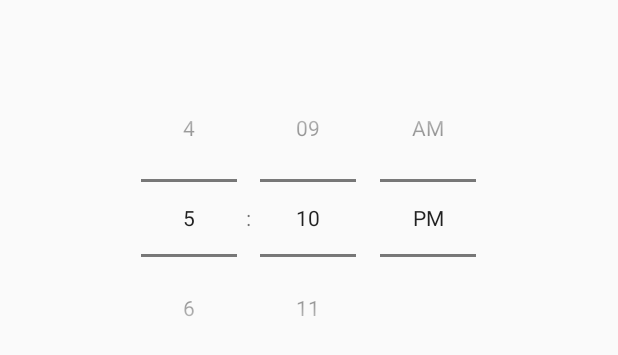
After one commit to galaxy4276/its-okay-u-do-not-wakeup, an Android app: the layout add_alarm_dialog.xml on its own in the app's theme, with its tools: preview values and no code run, on a phone screen of 412 x 824 dp. The commit adds this screen. Shown: the top 355 px of the screen. Run offline under Robolectric (Android 15) with nearby library versions, the phone set to English and light mode, and no system bars.

Commit message:
feat: add alarm draft

```diff
--- /dev/null
+++ b/app/src/main/res/layout/add_alarm_dialog.xml
@@ -0,0 +1,37 @@
+<?xml version="1.0" encoding="utf-8"?>
+<LinearLayout xmlns:android="http://schemas.android.com/apk/res/android"
+    android:orientation="vertical"
+    android:layout_width="match_parent"
+    android:layout_height="match_parent"
+    android:paddingTop="20dp"
+    android:paddingLeft="15dp"
+    android:paddingRight="15dp"
+    android:paddingBottom="20dp"
+>
+<!--    <Button-->
+<!--        android:layout_width="150dp"-->
+<!--        android:layout_height="40dp"-->
+<!--        android:text="날짜 선택하기"-->
+<!--        android:textColor="@color/white"-->
+<!--        android:textStyle="bold"-->
+<!--        android:background="@drawable/radius_button"-->
+<!--    />-->
+    <TextView
+        android:layout_width="match_parent"
+        android:layout_height="wrap_content"
+    />
+
+    <LinearLayout
+        android:layout_width="match_parent"
+        android:layout_height="wrap_content"
+        android:orientation="vertical"
+    >
+        <TimePicker
+            android:id="@+id/alarm_timepicker"
+            android:layout_width="match_parent"
+            android:layout_height="wrap_content"
+            android:timePickerMode="spinner"
+        />
+    </LinearLayout>
+
+</LinearLayout>
--- a/app/src/main/res/values/strings.xml
+++ b/app/src/main/res/values/strings.xml
@@ -3,4 +3,5 @@
     <string name="title_home">Home</string>
     <string name="title_dashboard">Dashboard</string>
     <string name="title_notifications">Notifications</string>
+    <string name="noti_channel_id">AlarmChannel</string>
 </resources>
```
Also changed, not shown: app/src/main/AndroidManifest.xml (+15 -0 lines), app/src/main/java/com/hbu/itsokudontwakeup/MainActivity.java (+16 -0 lines), app/src/main/java/com/hbu/itsokudontwakeup/service/AlarmReceiver.java (added, +53 -0 lines), app/src/main/java/com/hbu/itsokudontwakeup/service/AlarmService.java (added, +17 -0 lines), app/src/main/java/com/hbu/itsokudontwakeup/ui/alarmlist/AlarmListFragment.java (+59 -0 lines), 1 other file.
